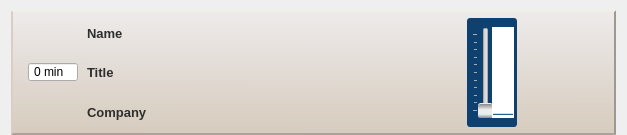
akru/conference-speaker-server, file ServerGui/speaker_widget.ui: the form before one commit.
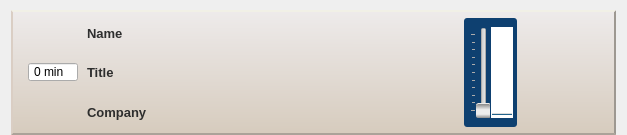
The form after the commit. Icons and pictures are not drawn.

Commit message: fix speaker widget volume control width; little fix on first server instance with empty config

```diff
--- a/ServerGui/speaker_widget.ui
+++ b/ServerGui/speaker_widget.ui
@@ -63,6 +63,8 @@
     border: 0;
     background: rgba(14,64,112,255);
     margin: 5px 0;
+    width: 53px;
+    min-width: 53px;
 }
 
 QProgressBar {
```
The commit also changes 1 other file.
